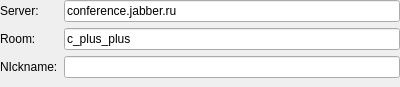
Above: src/plugins/azoth/plugins/xoox/joingroupchatwidget.ui from 0xd34df00d/leechcraft before the change. Below: the same form after it.
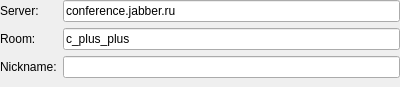
That is the form after the change.

Commit message: Azoth Xoox: fixed a typo.

```diff
--- a/src/plugins/azoth/plugins/xoox/joingroupchatwidget.ui
+++ b/src/plugins/azoth/plugins/xoox/joingroupchatwidget.ui
@@ -51,7 +51,7 @@
    <item row="2" column="0">
     <widget class="QLabel" name="label_3">
      <property name="text">
-      <string>NIckname:</string>
+      <string>Nickname:</string>
      </property>
     </widget>
    </item>
```
